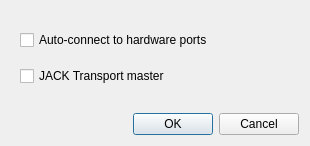
Qt form resources/ui/carla_settings_driver.ui (falkTX/Carla) before a commit.
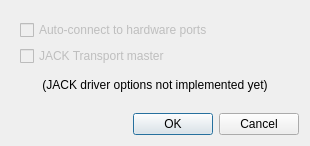
The same form after that commit.

Diff of the .ui file:
```diff
--- a/resources/ui/carla_settings_driver.ui
+++ b/resources/ui/carla_settings_driver.ui
@@ -23,6 +23,9 @@
       <layout class="QVBoxLayout" name="verticalLayout_2">
        <item>
         <widget class="QCheckBox" name="cb_jack_autoconnect">
+         <property name="enabled">
+          <bool>false</bool>
+         </property>
          <property name="text">
           <string>Auto-connect to hardware ports</string>
          </property>
@@ -30,11 +33,24 @@
        </item>
        <item>
         <widget class="QCheckBox" name="cb_jack_timemaster">
+         <property name="enabled">
+          <bool>false</bool>
+         </property>
          <property name="text">
           <string>JACK Transport master</string>
          </property>
         </widget>
        </item>
+       <item>
+        <widget class="QLabel" name="label_4">
+         <property name="text">
+          <string>(JACK driver options not implemented yet)</string>
+         </property>
+         <property name="alignment">
+          <set>Qt::AlignCenter</set>
+         </property>
+        </widget>
+       </item>
       </layout>
      </widget>
      <widget class="QWidget" name="page_2">
```
Left out of the diff: 36 changed lines with no effect on the pictures.
